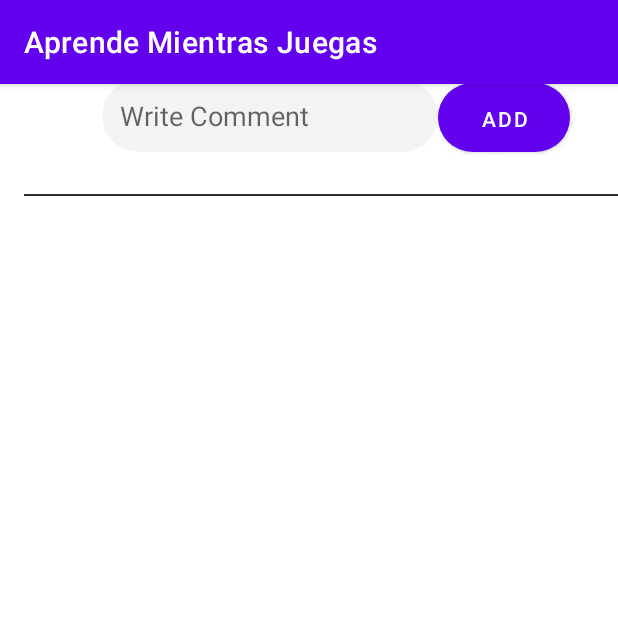
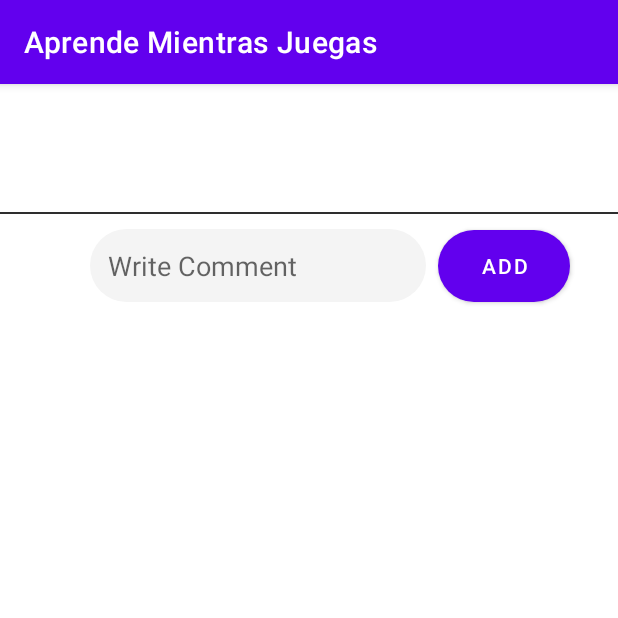
Before and after one commit to DesarrolloMovilD-Mentes/LWP_App, an Android app: the CommentSection screen opened directly, with no data from a screen before it, after a tap on "ADD", on a phone screen of 412 x 824 dp, the top half of it. Run offline under Robolectric (Android 15) with nearby library versions, the phone set to English and light mode, and no system bars; our stand-ins replace Firebase (no records; nobody signed in at launch, a user with empty details on screens opened directly).

Commit message:
Comments With Filter

```diff
--- a/lwp_lab01/app/src/main/java/com/example/lwp_lab01/MainActivity.kt
+++ b/lwp_lab01/app/src/main/java/com/example/lwp_lab01/MainActivity.kt
@@ -88,7 +88,6 @@ class MainActivity : AppCompatActivity() {
         if (email.isNullOrBlank()) {
             val signInIntent = Intent(this, SignIn::class.java)
             startActivity(signInIntent)
-            finish()
         } else {
             val uid = auth.uid
             if (uid.isNullOrEmpty()) {
@@ -98,7 +97,6 @@ class MainActivity : AppCompatActivity() {
                     } else {
                         val signInIntent = Intent(this, SignIn::class.java)
                         startActivity(signInIntent)
-                        finish()
                     }
                 }
             } else {
@@ -153,6 +151,7 @@ class MainActivity : AppCompatActivity() {
 
     override fun onCreateOptionsMenu(menu: Menu): Boolean {
         menuInflater.inflate(R.menu.main, menu)
+
         return true
     }
 
--- a/lwp_lab01/app/src/main/java/com/example/lwp_lab01/entities/cls_comments.kt
+++ b/lwp_lab01/app/src/main/java/com/example/lwp_lab01/entities/cls_comments.kt
@@ -1,7 +1,9 @@
 package com.example.lwp_lab01.entities
 
+import java.util.Date
+
 data class cls_comments(
-    var CommentId: Int = 0,
     var pdfName: String = "",
-    var comment: String = ""
+    var comment: String = "",
+    var date: String = ""
 )
--- a/lwp_lab01/app/src/main/java/com/example/lwp_lab01/ui/comment_List/CommentAdapter.kt
+++ b/lwp_lab01/app/src/main/java/com/example/lwp_lab01/ui/comment_List/CommentAdapter.kt
@@ -21,9 +21,12 @@ class CommentAdapter
         val dataModal: cls_comments? = getItem(position)
 
         val CommentText = listitemView!!.findViewById<TextView>(R.id.textViewComentario)
+        val dateComment = listitemView!!.findViewById<TextView>(R.id.textViewFecha)
 
         if (dataModal != null) {
             CommentText.setText(dataModal.comment.toString())
+            dateComment.setText(dataModal.date.toString())
+
         }
 
         listitemView.setOnClickListener { // on the item click on our list view.
--- a/lwp_lab01/app/src/main/java/com/example/lwp_lab01/ui/comment_List/CommentSection.kt
+++ b/lwp_lab01/app/src/main/java/com/example/lwp_lab01/ui/comment_List/CommentSection.kt
@@ -24,6 +24,7 @@ import kotlinx.coroutines.Dispatchers
 import kotlinx.coroutines.launch
 import kotlinx.coroutines.tasks.await
 import kotlinx.coroutines.withContext
+import java.util.Date
 
 
 class CommentSection : AppCompatActivity() {
@@ -36,7 +37,7 @@ class CommentSection : AppCompatActivity() {
     private lateinit var commentEditText: EditText
     private lateinit var commentList: RecyclerView
     var db = FirebaseFirestore.getInstance()
-//    var auth = FirebaseAuth.getInstance()
+//  var auth = FirebaseAuth.getInstance()
     private val commentsColectionRef = Firebase.firestore.collection("comments")
 
 
@@ -60,18 +61,20 @@ class CommentSection : AppCompatActivity() {
 
 
     //Method to get the comment and send it to the collection
-    private fun getComment(idComm: Int): cls_comments{
+    private fun getComment(date:Date): cls_comments{
+        var dt = date.toString()
         val pdfName = textTitlePDF.text.toString()
         val comment =  commentEditText.text.toString()
-        return cls_comments(idComm,pdfName, comment)
+        return cls_comments(pdfName, comment,dt)
     }
     //Function to retrieve a pdf from firebase
 
     //Inserting comments into the PDF
     private fun onAddCommentButtonClick()  = CoroutineScope(Dispatchers.IO).launch {
         var idComm = 1
+        val dt: Date = Date()
         try {
-            val Comment = getComment(idComm)
+            val Comment = getComment(dt)
             commentsColectionRef.add(Comment).await()
             withContext(Dispatchers.Main) {
                 Toast.makeText(this@CommentSection, "Comment Added", Toast.LENGTH_LONG).show()
@@ -92,18 +95,19 @@ class CommentSection : AppCompatActivity() {
         var coleccion: ArrayList<cls_comments?> = ArrayList()
         var listaView: ListView = findViewById(R.id.rv_comment)
         db.collection("comments")
+            .whereEqualTo("pdfName",textTitlePDF.text)
+            .orderBy("date")
             .get()
             .addOnCompleteListener { docc ->
                 if (docc.isSuccessful) {
                     for (document in docc.result!!) {
                         Log.d(TAG, document.id + " => " + document.data)
-                        var datos: cls_comments = cls_comments(document.data["CommentId"].toString().toInt(),
-                            document.data["pdfName"].toString(),
-                            document.data["comment"].toString())
+                        var datos: cls_comments = cls_comments(document.data["pdfName"].toString(),
+                            document.data["comment"].toString(), document.data["date"].toString())
                         coleccion.add(datos)
                     }
                     var adapter: CommentAdapter = CommentAdapter(this, coleccion)
-                    listaView.adapter =adapter
+                    listaView.adapter = adapter
                 } else {
                     Log.w(TAG, "Error getting documents.", docc.exception)
                 }
--- a/lwp_lab01/app/src/main/res/layout/activity_commensection.xml
+++ b/lwp_lab01/app/src/main/res/layout/activity_commensection.xml
@@ -1,68 +1,65 @@
 <?xml version="1.0" encoding="utf-8"?>
-<androidx.core.widget.NestedScrollView
-    xmlns:android="http://schemas.android.com/apk/res/android"
+<ScrollView xmlns:android="http://schemas.android.com/apk/res/android"
     xmlns:app="http://schemas.android.com/apk/res-auto"
     xmlns:tools="http://schemas.android.com/tools"
     android:layout_width="match_parent"
     android:layout_height="match_parent"
-    tools:context=".ui.comment_List.CommentSection"
-    android:background="#fff">
+    android:background="#fff"
+    tools:context=".ui.comment_List.CommentSection">
 
     <androidx.constraintlayout.widget.ConstraintLayout
         android:layout_width="match_parent"
-        android:layout_height="match_parent">
+        android:layout_height="wrap_content">
 
         <TextView
             android:id="@+id/post_detail_title"
             android:layout_width="0dp"
             android:layout_height="wrap_content"
             android:layout_marginStart="16dp"
+            android:layout_marginTop="40dp"
             android:lineSpacingExtra="4dp"
             android:text="TextView"
             android:textColor="@android:color/black"
             android:textSize="22sp"
             android:textStyle="bold"
             app:layout_constraintEnd_toEndOf="parent"
-            app:layout_constraintHorizontal_bias="0.0"
             app:layout_constraintStart_toStartOf="parent"
-            app:layout_constraintTop_toTopOf="parent"
-            android:layout_marginTop="40dp"/>
+            app:layout_constraintTop_toTopOf="parent" />
 
-        <ListView
-            android:id="@+id/rv_comment"
+        <View
+            android:id="@+id/view"
             android:layout_width="0dp"
-            android:layout_height="wrap_content"
-            android:layout_marginTop="4dp"
+            android:layout_height="1dp"
+            android:layout_marginTop="16dp"
+            android:background="#2e2e2e"
             app:layout_constraintEnd_toEndOf="parent"
-            app:layout_constraintHorizontal_bias="0.0"
             app:layout_constraintStart_toStartOf="parent"
-            app:layout_constraintTop_toBottomOf="@+id/post_detail_add_comment_btn" />
+            app:layout_constraintTop_toBottomOf="@+id/post_detail_title" />
 
         <ImageView
             android:id="@+id/post_detail_currentuser_img"
             android:layout_width="36dp"
             android:layout_height="36dp"
             android:layout_marginStart="16dp"
+            android:layout_marginTop="16dp"
             app:layout_constraintStart_toStartOf="parent"
-            tools:layout_editor_absoluteY="113dp"
-            tools:srcCompat="@tools:sample/avatars"
-            tools:ignore="MissingConstraints" />
+            app:layout_constraintTop_toBottomOf="@+id/view"
+            tools:srcCompat="@tools:sample/avatars" />
 
         <EditText
             android:id="@+id/post_detail_comment"
             android:layout_width="0dp"
             android:layout_height="wrap_content"
-            android:layout_marginStart="16dp"
+            android:layout_marginStart="8dp"
+            android:layout_marginEnd="8dp"
             android:background="@drawable/edit_button_style_rounded"
             android:ems="10"
             android:hint="Write Comment"
             android:inputType="textPersonName"
             app:layout_constraintBottom_toBottomOf="@+id/post_detail_currentuser_img"
             app:layout_constraintEnd_toStartOf="@+id/post_detail_add_comment_btn"
-            app:layout_constraintHorizontal_bias="0.0"
             app:layout_constraintStart_toEndOf="@+id/post_detail_currentuser_img"
-            app:layout_constraintTop_toTopOf="@+id/post_detail_currentuser_img"
-            app:layout_constraintVertical_bias="0.25" />
+            app:layout_constraintTop_toTopOf="@+id/post_detail_currentuser_img" />
 
         <Button
             android:id="@+id/post_detail_add_comment_btn"
@@ -73,20 +70,18 @@
             android:text="Add"
             app:layout_constraintBottom_toBottomOf="@+id/post_detail_comment"
             app:layout_constraintEnd_toEndOf="parent"
-            app:layout_constraintTop_toTopOf="@+id/post_detail_comment"
-            app:layout_constraintVertical_bias="1.0" />
+            app:layout_constraintTop_toTopOf="@+id/post_detail_comment" />
 
-        <View
-            android:id="@+id/view"
-            android:layout_width="0dp"
-            android:layout_height="1dp"
-            android:layout_marginStart="16dp"
+        <ListView
+            android:id="@+id/rv_comment"
+            android:layout_width="414dp"
+            android:layout_height="580dp"
             android:layout_marginTop="4dp"
-            android:background="#2e2e2e"
             app:layout_constraintEnd_toEndOf="parent"
             app:layout_constraintHorizontal_bias="0.0"
             app:layout_constraintStart_toStartOf="parent"
-            app:layout_constraintTop_toBottomOf="@+id/post_detail_title" />
+            app:layout_constraintTop_toBottomOf="@+id/post_detail_add_comment_btn" />
+
 
     </androidx.constraintlayout.widget.ConstraintLayout>
-</androidx.core.widget.NestedScrollView>
+</ScrollView>
--- a/lwp_lab01/app/src/main/res/menu/main.xml
+++ b/lwp_lab01/app/src/main/res/menu/main.xml
@@ -6,7 +6,8 @@
     <item
         android:id="@+id/action_more"
         android:icon="@drawable/options_selector"
-    app:showAsAction="always"
+        app:showAsAction="always"
+        android:title=""
     android:orderInCategory="100">
 
     <!-- Submenú con las opciones adicionales -->
```
